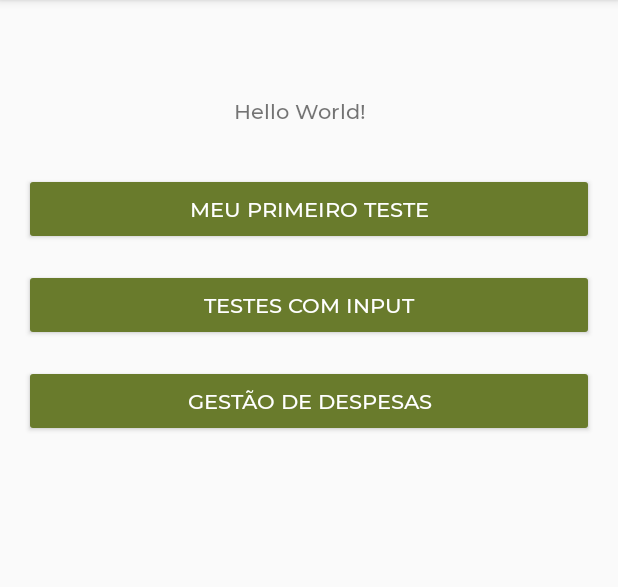
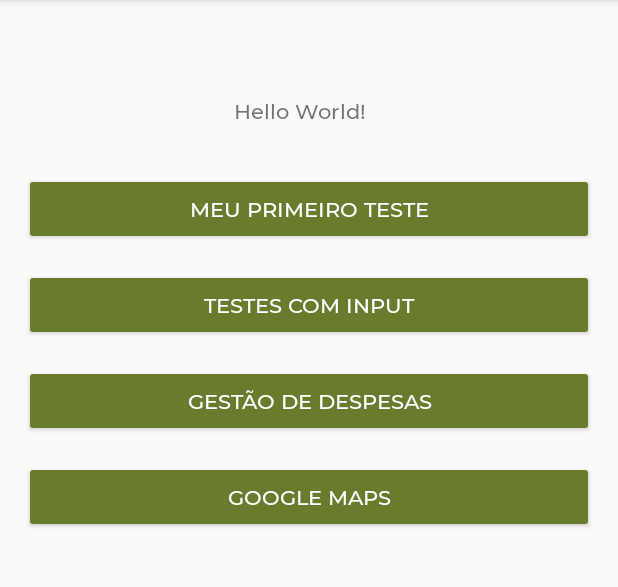
Before and after one commit to eberson/pami, an Android app: the screen it shows after launch (MainActivity), on a phone screen of 412 x 824 dp, the part 84-671 px from its top. Run offline under Robolectric (Android 15) with nearby library versions, the phone set to English and light mode, and no system bars.

Commit message:
aula 18/06 - google maps

```diff
--- a/app/build.gradle
+++ b/app/build.gradle
@@ -31,6 +31,8 @@ dependencies {
     implementation 'androidx.appcompat:appcompat:1.1.0'
     implementation 'androidx.core:core-ktx:1.2.0'
     implementation 'androidx.constraintlayout:constraintlayout:1.1.3'
+    implementation 'com.google.android.gms:play-services-maps:17.0.0'
+    implementation 'com.google.android.gms:play-services-location:17.0.0'
     testImplementation 'junit:junit:4.12'
     androidTestImplementation 'androidx.test.ext:junit:1.1.1'
     androidTestImplementation 'androidx.test.espresso:espresso-core:3.2.0'
--- a/app/src/main/res/layout/activity_main.xml
+++ b/app/src/main/res/layout/activity_main.xml
@@ -57,4 +57,17 @@
         app:layout_constraintStart_toStartOf="parent"
         app:layout_constraintTop_toBottomOf="@+id/button3" />
 
+    <Button
+        android:id="@+id/button6"
+        android:layout_width="0dp"
+        android:layout_height="wrap_content"
+        android:layout_marginStart="16dp"
+        android:layout_marginTop="16dp"
+        android:layout_marginEnd="16dp"
+        android:onClick="openMaps"
+        android:text="@string/btn_maps"
+        app:layout_constraintEnd_toEndOf="parent"
+        app:layout_constraintStart_toStartOf="parent"
+        app:layout_constraintTop_toBottomOf="@+id/button4" />
+
 </androidx.constraintlayout.widget.ConstraintLayout>
--- a/app/src/main/res/values/strings.xml
+++ b/app/src/main/res/values/strings.xml
@@ -5,6 +5,7 @@
     <string name="btn_input_demo">Testes com input</string>
     <string name="btn_greeting">Cumprimente!</string>
     <string name="btn_expenses">Gestão de Despesas</string>
+    <string name="btn_maps">Google Maps</string>
     <string name="btn_save">Salvar</string>
 
     <string name="msg_bem_vindo">Sejam todos bem vindos</string>
@@ -18,4 +19,5 @@
     <string name="hint_expense_description">Descrição</string>
     <string name="hint_expense_date">Data</string>
     <string name="hint_expense_value">Valor</string>
+    <string name="title_activity_maps">Trabalhando com Mapas</string>
 </resources>
```
Also changed, not shown: app/src/debug/res/values/google_maps_api.xml (added, +24 -0 lines), app/src/main/AndroidManifest.xml (+25 -1 lines), app/src/main/java/br/com/etecmatao/meucursodeandroid/MainActivity.kt (+6 -1 lines), app/src/main/java/br/com/etecmatao/meucursodeandroid/MapsActivity.kt (added, +85 -0 lines), app/src/main/res/layout/activity_maps.xml (added, +9 -0 lines), 1 other file.
